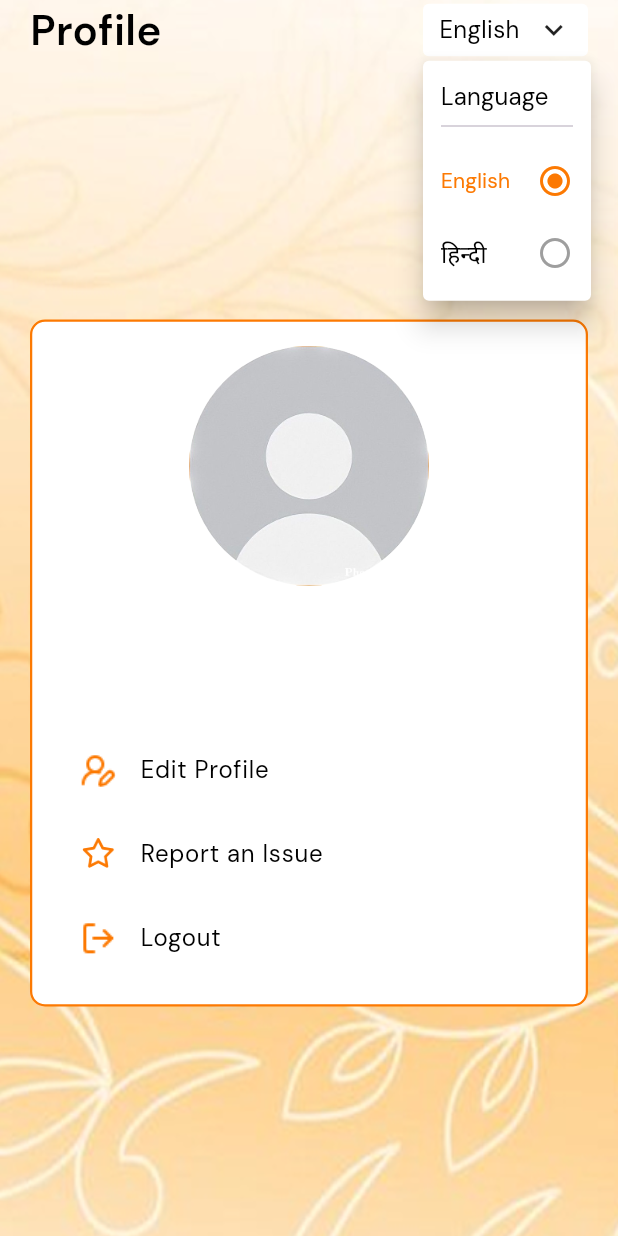
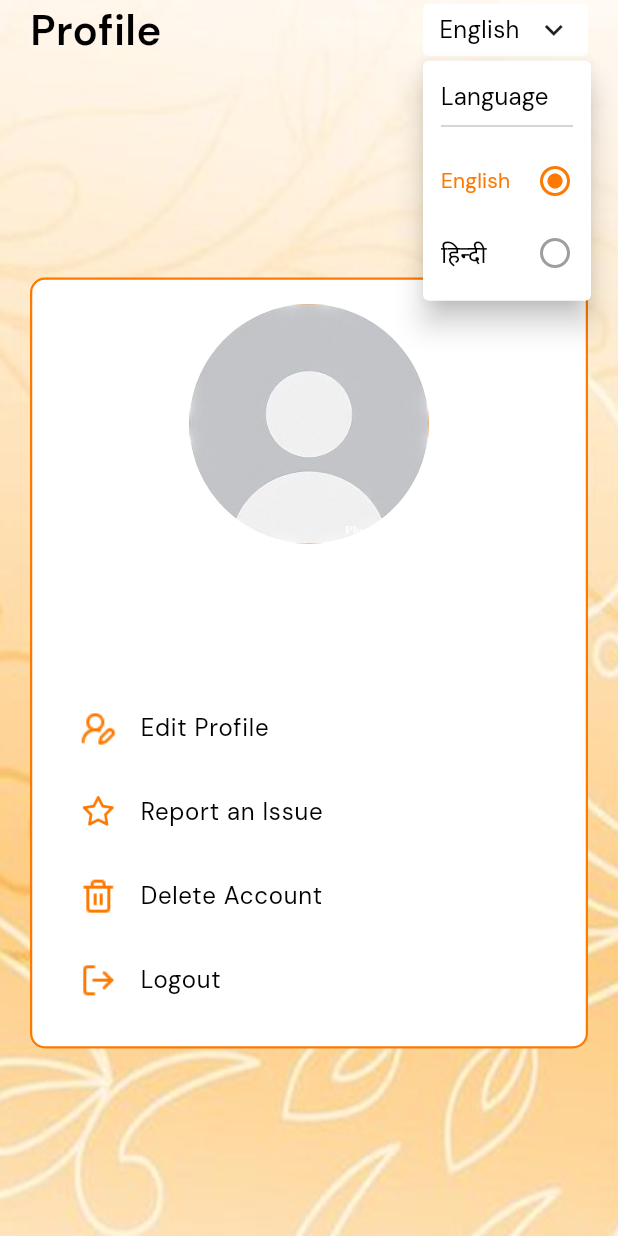
Before and after one commit to Seekware-Private-Limited/divine-arc-app, a Flutter app: the ProfileScreen screen opened directly, after a tap on "English", on a phone screen of 412 x 824 dp. Run offline on Flutter 3.47's test engine with Material 3 defaults, Android fonts, the phone set to English and light mode, and no system bars; our stand-ins replace app_links, audioplayers, bloc, connectivity_plus, firebase_analytics, firebase_auth and 15 more; missing offline and left inert: flutter_facebook_auth, rate_my_app, record; accounts and stored records are empty; network calls fail.

Commit message:
feat:Introducing Delete Account Option...

```diff
--- a/lib/Screens/profile_screen.dart
+++ b/lib/Screens/profile_screen.dart
@@ -20,6 +20,29 @@ class _ProfileScreenState extends State<ProfileScreen> {
   String? gender;
   String? dob;
   String? placeOfBirth;
+  Future<void> _requestAccountDeletion() async {
+    final subject = Uri.encodeComponent(
+      'Request for Divine ARC Account Deletion',
+    );
+
+    final body = Uri.encodeComponent('''
+Hello Divine ARC Team,
+
+I would like to request the permanent deletion of my Divine ARC account.
+
+App Name: Divine ARC – Chalisa, Aarti & Stotra
+
+Please delete all data associated with my account in accordance with your privacy policy.
+
+Thank you.
+''');
+
+    final uri = Uri.parse(
+      'mailto:contact@divinearc.in?subject=$subject&body=$body',
+    );
+
+    await launchUrl(uri, mode: LaunchMode.externalApplication);
+  }
 
   @override
   void initState() {
@@ -343,6 +366,20 @@ class _ProfileScreenState extends State<ProfileScreen> {
                                       ),
                                       ListTile(
                                         leading: Image.asset(
+                                          'assets/images/delete.png',
+                                          height: 24,
+                                          width: 24,
+                                        ),
+                                        title: Text(
+                                          AppLocalizations.of(
+                                            context,
+                                          )!.translate('delete_account'),
+                                          style: FTextStyle.defaultText,
+                                        ),
+                                        onTap: _requestAccountDeletion,
+                                      ),
+                                      ListTile(
+                                        leading: Image.asset(
                                           'assets/images/logout.png',
                                           height: 24,
                                           width: 24,
--- a/lib/l10n/hi.json
+++ b/lib/l10n/hi.json
@@ -110,13 +110,14 @@
   "later": "बाद में",
   "ratenow": "अभी रेट करें",
   "nothanks": "नहीं धन्यवाद",
-   "update": "अपडेट",
+  "update": "अपडेट",
   "update_available": "अपडेट उपलब्ध है",
-    "date_of_birth":"जन्म तिथि",
-  "place_of_birth":"जन्म स्थान",
-  "gender":"लिंग",
-    "male":"पुरुष",
-  "female":"महिला",
-  "other":"अन्य",
-   "completeProfile":"संपूर्ण प्रोफ़ाइल"
+  "date_of_birth": "जन्म तिथि",
+  "place_of_birth": "जन्म स्थान",
+  "gender": "लिंग",
+  "male": "पुरुष",
+  "female": "महिला",
+  "other": "अन्य",
+  "completeProfile": "संपूर्ण प्रोफ़ाइल",
+  "delete_account": "खाता हटा दो"
 }
```
Also changed, not shown: lib/l10n/en.json (+15 -14 lines), assets/images/delete.png (added), 1 other file.
